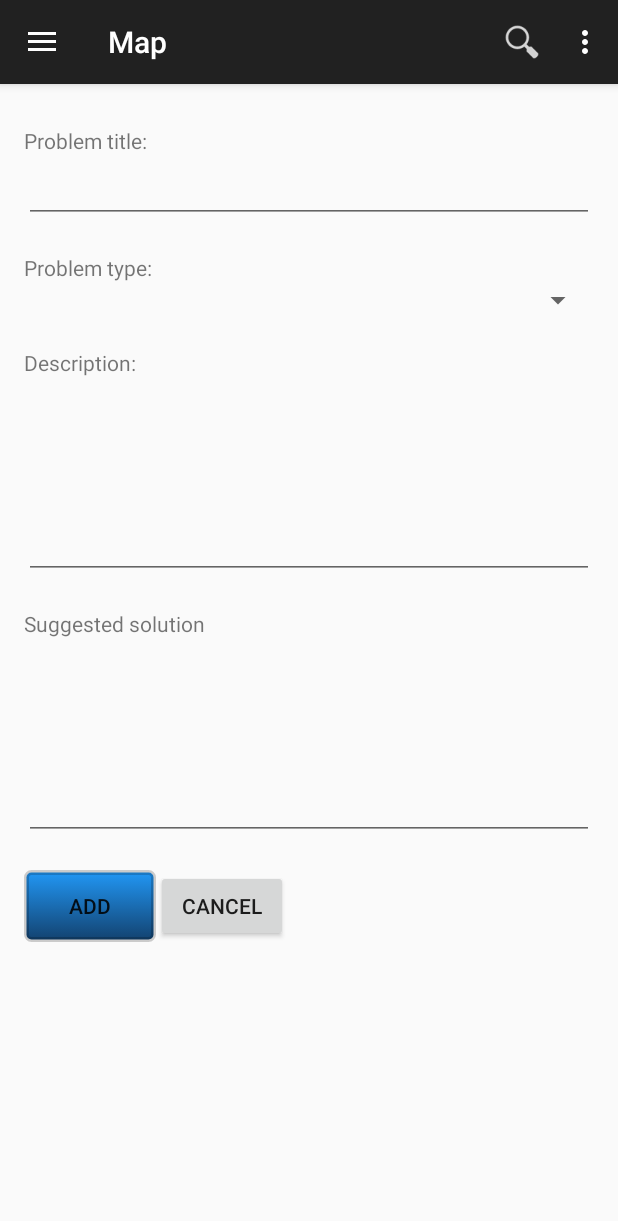
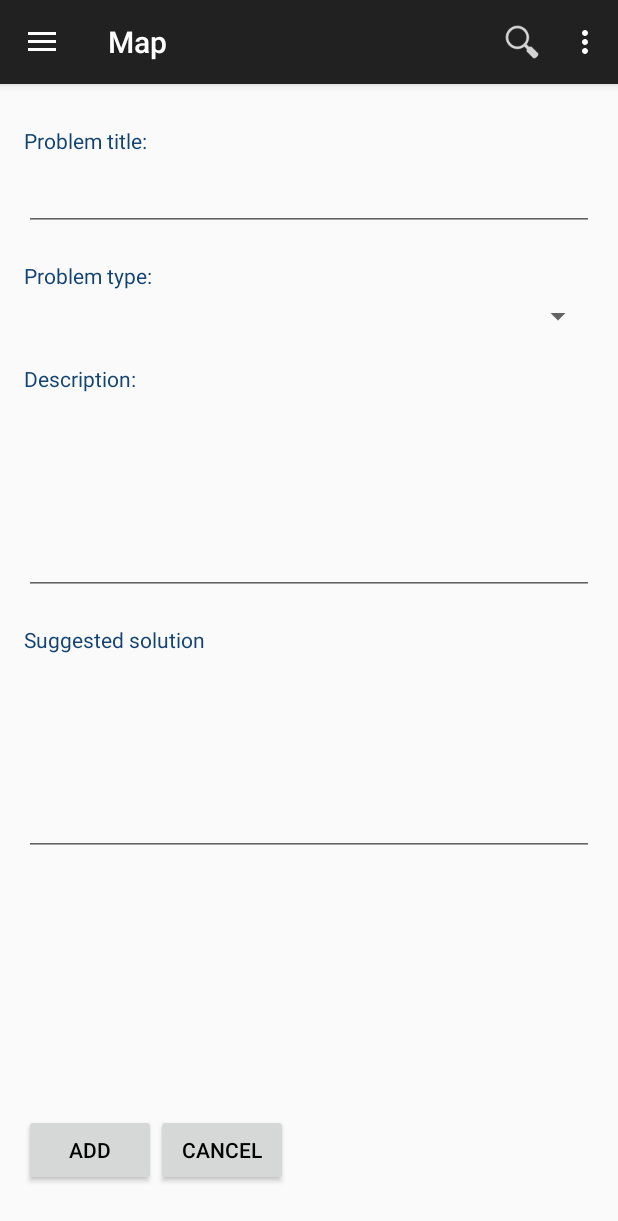
Before and after one commit to ITsvetkoFF/Kv-009, an Android app: the fragment AddProblemFragment placed in its activity, on a phone screen of 412 x 824 dp. Shown: the top 1221 px of the screen. Run offline under Robolectric (Android 15) with nearby library versions, the phone set to English and light mode, and no system bars; 1 statement that could not run was skipped.

Commit message:
add problem + floating button

```diff
--- a/app/src/main/res/layout/add_problem_layout.xml
+++ b/app/src/main/res/layout/add_problem_layout.xml
@@ -25,7 +25,9 @@
             android:layout_width="wrap_content"
             android:layout_height="wrap_content"
             android:layout_marginTop="20dp"
-            android:text="Problem title:" />
+            android:text="Problem title:"
+            android:paddingBottom="5dp"
+            android:textColor="@color/blue2" />
 
         <EditText
             android:id="@+id/editText"
@@ -37,7 +39,9 @@
             android:layout_width="wrap_content"
             android:layout_height="wrap_content"
             android:layout_marginTop="20dp"
-            android:text="Problem type:" />
+            android:text="Problem type:"
+            android:paddingBottom="5dp"
+            android:textColor="@color/blue2" />
 
         <Spinner
             android:id="@+id/spinner"
@@ -49,7 +53,9 @@
             android:layout_width="wrap_content"
             android:layout_height="wrap_content"
             android:layout_marginTop="20dp"
-            android:text="Description:" />
+            android:text="Description:"
+            android:paddingBottom="5dp"
+            android:textColor="@color/blue2" />
 
         <EditText
             android:id="@+id/editText3"
@@ -64,7 +70,9 @@
             android:layout_width="wrap_content"
             android:layout_height="wrap_content"
             android:layout_marginTop="20dp"
-            android:text="Suggested solution" />
+            android:text="Suggested solution"
+            android:paddingBottom="5dp"
+            android:textColor="@color/blue2" />
 
         <EditText
             android:id="@+id/editText2"
@@ -75,35 +83,40 @@
             android:inputType="textMultiLine" />
 
 
+        <android.support.v4.view.ViewPager
+            android:id="@+id/gallery_item"
+            android:layout_width="fill_parent"
+            android:layout_height="0dp"
+            android:layout_weight="45" />
+
         <LinearLayout
             android:layout_width="wrap_content"
             android:layout_height="wrap_content"
             android:layout_marginTop="20dp"
             android:orientation="horizontal">
 
+
             <Button
+                android:id="@+id/add_button"
                 android:layout_width="wrap_content"
                 android:layout_height="wrap_content"
-                android:background="@drawable/custom_button"
-                android:text="Add" />
+                android:text="Add"
+                android:textColor="#000000"
+                />
 
             <Button
+                android:id="@+id/cancel_button"
                 android:layout_width="wrap_content"
                 android:layout_height="wrap_content"
-                android:text="Cancel" />
-
-
+                android:text="Cancel"
+                android:textColor="#000000"
+                android:layout_gravity="center_horizontal"
+                />
         </LinearLayout>
 
         <!--
         http://stackoverflow.com/questions/13796382/android-viewpager-as-image-slide-gallery?rq=1
         -->
 
-        <android.support.v4.view.ViewPager
-            android:id="@+id/gallery_item"
-            android:layout_width="fill_parent"
-            android:layout_height="0dp"
-            android:layout_weight="45" />
-
     </LinearLayout>
 </ScrollView>
--- a/app/src/main/res/values/styles.xml
+++ b/app/src/main/res/values/styles.xml
@@ -9,8 +9,13 @@
     <color name="orange1">#fff0bc20</color>
     <color name="orange2">#ffe6a335</color>
     <color name="grey1">#30000000</color>
+    <color name="grey2">#6D8383</color>
     <color name="blue2">#ff134371</color>
     <color name="blue3">#2196F3</color>
+    <color name="green1">#008E00</color>
+    <color name="green2">#1E541E</color>
+    <color name="white2">#FCFCFC</color>
+    <color name="white3">#E2E2E2</color>
 
     <!-- Base application theme. -->
     <!--style name="AppTheme" parent="@android:style/Theme.Holo.Light.DarkActionBar"-->
```
Also changed, not shown: app/src/main/java/org/ecomap/android/app/FloatingButton.java (added, +206 -0 lines), 1 other file.
